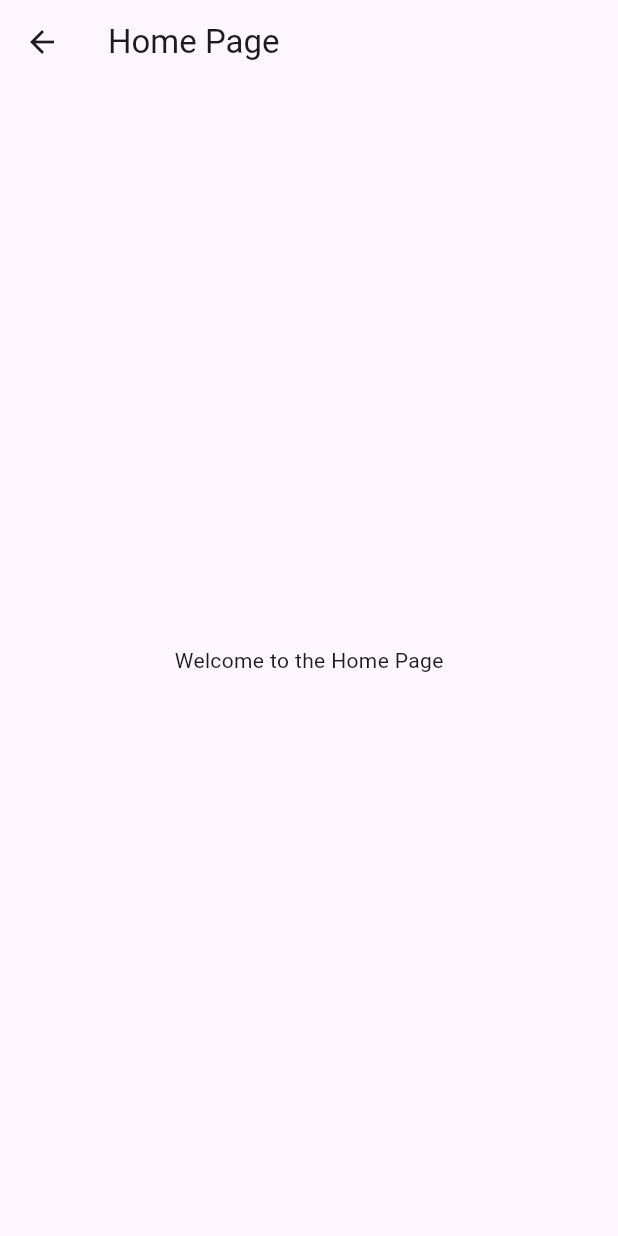
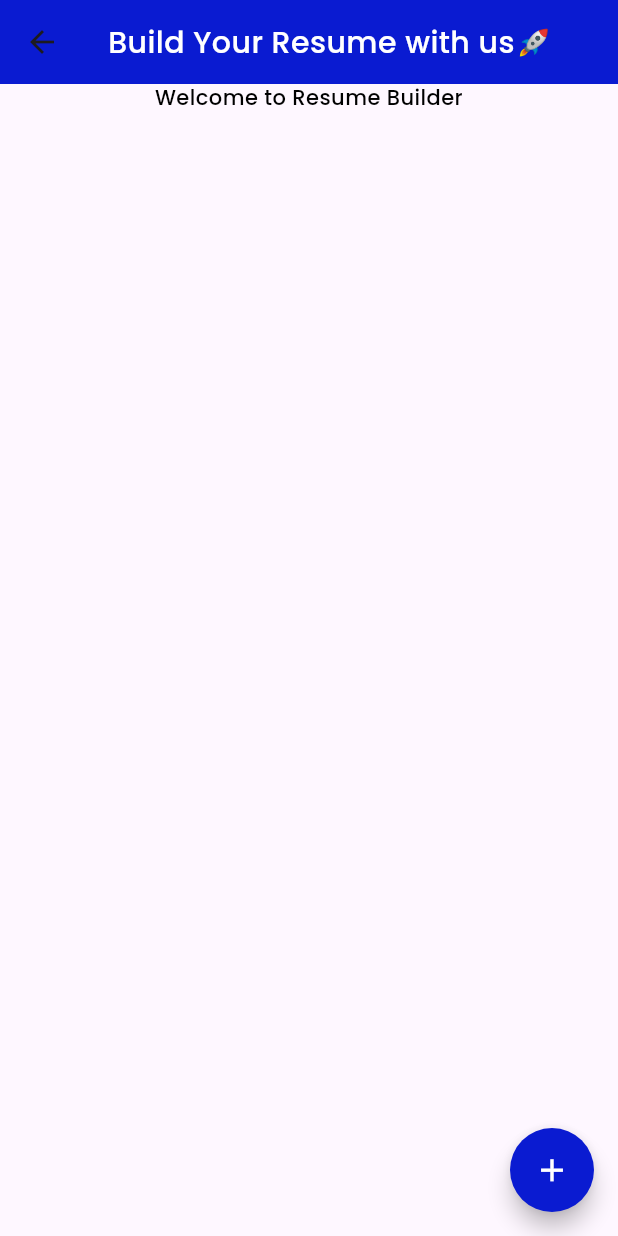
Before and after one commit to ferajofficial/Resume_Builder, a Flutter app: the HomeView screen opened directly, on a phone screen of 412 x 824 dp. Run offline on Flutter 3.47's test engine with Material 3 defaults, Android fonts, the phone set to English and light mode, and no system bars; drawn by our look-alikes of auto_size_text; our stand-ins replace auto_route, google_fonts.

Commit message:
💄 added 3 pages into the app

```diff
--- /dev/null
+++ b/lib/consts/colors.dart
@@ -0,0 +1,16 @@
+import 'package:flutter/material.dart';
+
+class AppColors {
+  AppColors._();
+  //primary colors
+  static const Color kPrimaryBgColor = Color(0xFF2697ff);
+  static const Color kSecondaryBgColor = Color(0xFFFFFFFF);
+  static const Color backgroundColor = Color(0xFF15131C);
+  static const Color kBgColor = Color.fromARGB(255, 10, 27, 209);
+  static const Color kBlack = Color(0xFF000000);
+
+  //text color
+  static const Color kPrimaryTextColor = Color(0xFFFFFFFF);
+  static const Color kSecondaryTextColor = Color(0xFF4FBA00);
+  static const Color kwhite = Colors.white;
+}
--- a/lib/consts/router/router.dart
+++ b/lib/consts/router/router.dart
@@ -5,6 +5,15 @@ import 'package:resume_builder/consts/router/router.gr.dart';
 class AppRouter extends $AppRouter {
   @override
   late final List<AutoRoute> routes = [
-    AdaptiveRoute(page: HomeRoute.page, path: '/home', initial: true),
+    AdaptiveRoute(page: ResumeRoute.page, path: '/resume'),
+    AdaptiveRoute(
+      page: NavBarRoute.page,
+      path: '/navbar',
+      initial: true,
+      children: [
+        AdaptiveRoute(page: HomeRoute.page),
+        AdaptiveRoute(page: ResumeEditRoute.page),
+      ],
+    ),
   ];
 }
--- /dev/null
+++ b/lib/consts/text.dart
@@ -0,0 +1,70 @@
+import 'package:auto_size_text/auto_size_text.dart';
+import 'package:flutter/material.dart';
+import 'package:google_fonts/google_fonts.dart';
+import 'package:resume_builder/consts/colors.dart';
+
+
+class CustomText extends StatelessWidget {
+  final String text;
+  final Color color;
+
+  final FontWeight fontWeight;
+  final double? letterSpacing;
+  final double fontSize;
+  final TextAlign textAlign;
+  final bool isStrikeThrough;
+  final double? decorationThickness;
+  final double? height;
+  final Color? decorationColor;
+  final TextDecorationStyle? decorationStyle;
+  final TextDecoration? decoration;
+  final bool isSecondaryFont;
+  final int? maxlines;
+
+  final TextOverflow overflow;
+  const CustomText({
+    super.key,
+    required this.text,
+    this.color = AppColors.kBlack,
+    this.fontWeight = FontWeight.w500,
+    this.letterSpacing = 0.3,
+    this.fontSize = 14,
+    this.textAlign = TextAlign.center,
+    this.isStrikeThrough = false,
+    this.decorationThickness = 0.5,
+    this.height = 1.3,
+    this.decorationColor,
+    this.decorationStyle,
+    this.decoration,
+    this.isSecondaryFont = false,
+    this.maxlines,
+    this.overflow = TextOverflow.clip,
+  });
+
+  @override
+  Widget build(BuildContext context) {
+    return AutoSizeText(
+      text,
+      style: isSecondaryFont
+          ? GoogleFonts.quicksand(
+              fontWeight: FontWeight.w600,
+              fontSize: fontSize,
+            )
+          : GoogleFonts.poppins(
+              fontSize: fontSize,
+              color: color,
+              fontWeight: fontWeight,
+              letterSpacing: letterSpacing,
+              height: height,
+              decoration:
+                  isStrikeThrough ? TextDecoration.lineThrough : decoration,
+              decorationThickness: decorationThickness,
+              decorationColor: decorationColor,
+              decorationStyle: decorationStyle,
+            ),
+      textAlign: textAlign,
+      overflow: overflow,
+      maxLines: maxlines,
+    );
+  }
+}
--- a/lib/features/home/view/home_page.dart
+++ b/lib/features/home/view/home_page.dart
@@ -1,5 +1,9 @@
 import 'package:auto_route/auto_route.dart';
 import 'package:flutter/material.dart';
+import 'package:resume_builder/consts/colors.dart';
+import 'package:resume_builder/consts/router/router.gr.dart';
+import 'package:resume_builder/consts/text.dart';
+import 'package:resume_builder/features/home/widgets/home_body.dart';
 
 @RoutePage()
 class HomePage extends StatelessWidget {
@@ -23,10 +27,26 @@ class _HomeViewState extends State<HomeView> {
   Widget build(BuildContext context) {
     return Scaffold(
       appBar: AppBar(
-        title: const Text('Home Page'),
+        backgroundColor: AppColors.kBgColor,
+        title: const CustomText(
+          text: 'Build Your Resume with us🚀',
+          color: AppColors.kPrimaryTextColor,
+          fontSize: 20,
+          fontWeight: FontWeight.w500,
+        ),
       ),
-      body: const Center(
-        child: Text('Welcome to the Home Page'),
+      body: const HomeBody(),
+      floatingActionButton: FloatingActionButton(
+        backgroundColor: AppColors.kBgColor,
+        onPressed: () {
+          context.navigateTo(const ResumeRoute());
+        },
+        shape: const CircleBorder(),
+        child: const Icon(
+          Icons.add,
+          size: 25,
+          color: AppColors.kPrimaryTextColor,
+        ),
       ),
     );
   }
--- /dev/null
+++ b/lib/features/home/widgets/home_body.dart
@@ -0,0 +1,26 @@
+import 'package:flutter/material.dart';
+import 'package:resume_builder/consts/text.dart';
+
+class HomeBody extends StatelessWidget {
+  const HomeBody({
+    super.key,
+  });
+
+  @override
+  Widget build(BuildContext context) {
+    return const SafeArea(
+      child: SingleChildScrollView(
+        child: Column(
+          mainAxisAlignment: MainAxisAlignment.center,
+          mainAxisSize: MainAxisSize.min,
+          crossAxisAlignment: CrossAxisAlignment.stretch,
+          children: [
+            CustomText(
+              text: 'Welcome to Resume Builder',
+            ),
+          ],
+        ),
+      ),
+    );
+  }
+}
--- a/pubspec.yaml
+++ b/pubspec.yaml
@@ -12,6 +12,8 @@ dependencies:
     sdk: flutter
   cupertino_icons: ^1.0.6
   auto_route: ^8.1.2
+  auto_size_text: ^3.0.0
+  google_fonts: ^6.2.1
 
 dev_dependencies:
   flutter_test:
```
Also changed, not shown: lib/features/builder/view/resume_page.dart (added, +29 -0 lines), lib/features/builder/widgets/resume_body.dart (added, +22 -0 lines), lib/features/editor/view/edit_page.dart (added, +28 -0 lines), lib/features/navbar/navbar_page.dart (added, +74 -0 lines), lib/shared/app_loader.dart (added, +16 -0 lines), lib/consts/router/router.gr.dart, pubspec.lock, 7 other files.
